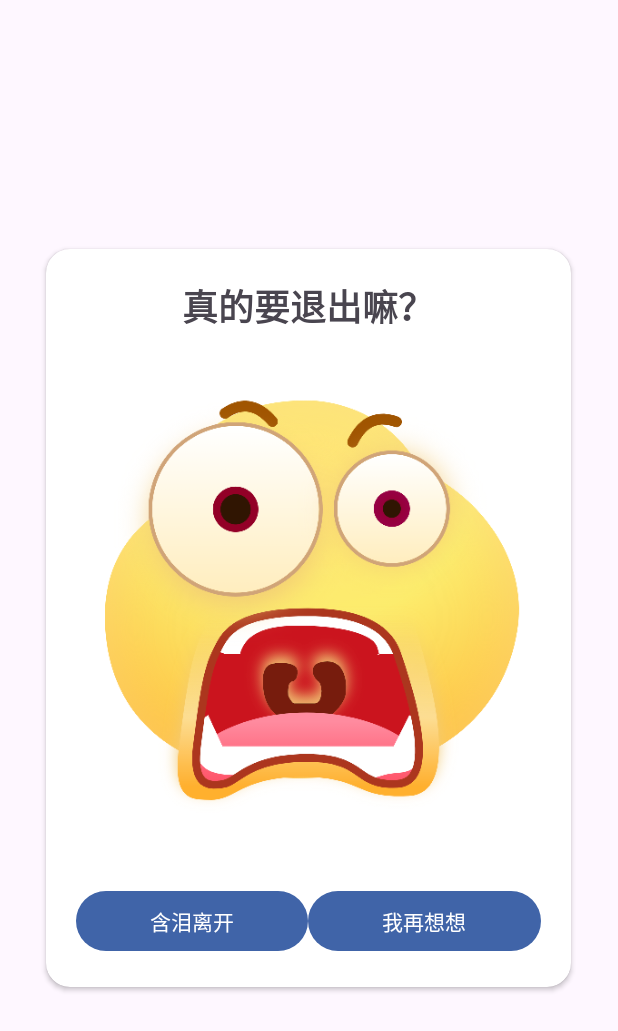
After one commit to 111Jessica111/My_Application, an Android app: the layout finish.xml on its own in the app's theme, with its tools: preview values and no code run, on a phone screen of 412 x 824 dp. The commit adds this screen. Shown: the top 1031 px of the screen. Run offline under Robolectric (Android 15) with nearby library versions, the phone set to English and light mode, and no system bars.

Commit message:
退出登录

```diff
--- /dev/null
+++ b/app/src/main/res/layout/finish.xml
@@ -0,0 +1,56 @@
+<?xml version="1.0" encoding="utf-8"?>
+<RelativeLayout xmlns:android="http://schemas.android.com/apk/res/android"
+    android:layout_width="match_parent"
+    android:layout_height="match_parent"
+    xmlns:app="http://schemas.android.com/apk/res-auto">
+
+    <androidx.cardview.widget.CardView
+        android:layout_width="350dp"
+        android:layout_height="wrap_content"
+        android:layout_centerInParent="true"
+        app:cardCornerRadius="16dp">
+
+        <LinearLayout
+            android:layout_width="match_parent"
+            android:layout_height="match_parent"
+            android:orientation="vertical"
+            android:gravity="center"
+            android:padding="20dp">
+            <TextView
+                android:layout_width="wrap_content"
+                android:layout_height="wrap_content"
+                android:text="真的要退出嘛？"
+                android:textSize="24sp"
+                android:textStyle="bold"/>
+
+            <ImageView
+                android:layout_width="wrap_content"
+                android:layout_height="wrap_content"
+                android:src="@mipmap/finsh_back"/>
+
+
+            <androidx.appcompat.widget.LinearLayoutCompat
+                android:layout_width="match_parent"
+                android:layout_height="wrap_content">
+
+                <Button
+                    android:id="@+id/btn_out"
+                    android:layout_width="0dp"
+                    android:layout_weight="1"
+                    android:layout_height="wrap_content"
+                    android:text="含泪离开"
+                    android:layout_marginTop="20dp"/>
+
+                <Button
+                    android:id="@+id/btn_stay"
+                    android:layout_width="0dp"
+                    android:layout_weight="1"
+                    android:layout_height="wrap_content"
+                    android:text="我再想想"
+                    android:layout_marginTop="20dp"/>
+
+            </androidx.appcompat.widget.LinearLayoutCompat>
+        </LinearLayout>
+    </androidx.cardview.widget.CardView>
+
+</RelativeLayout>
--- a/app/src/main/res/layout/fragment_mine.xml
+++ b/app/src/main/res/layout/fragment_mine.xml
@@ -207,7 +207,7 @@
     <androidx.cardview.widget.CardView
         android:layout_width="match_parent"
         android:layout_height="50dp"
-        android:layout_marginTop="5dp">
+        android:layout_marginTop="30dp">
 
         <RelativeLayout
             android:layout_width="match_parent"
@@ -324,9 +324,10 @@
 
 
     <Button
+        android:id="@+id/btn_finish"
         android:layout_width="wrap_content"
         android:layout_height="wrap_content"
-        android:text="退出应用"
+        android:text="退出登录"
         android:textSize="18dp"
         android:textStyle="bold"
         android:layout_marginTop="20dp"
```
Also changed, not shown: app/src/main/java/com/example/myapplication/fragment/MineFragment.java (+51 -1 lines), app/src/main/res/mipmap-xxhdpi/finsh_back.png (added).
